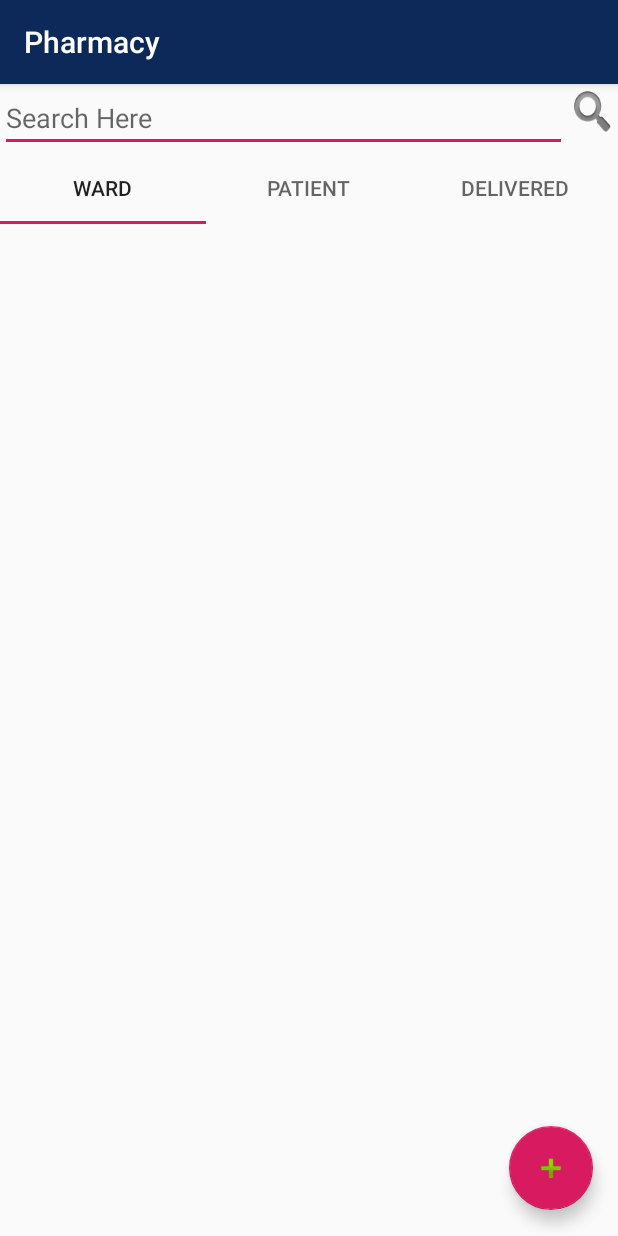
After one commit to AgnellusX1/BVH-PharmacyApp, an Android app: the WardTab screen opened directly, with no data from a screen before it, on a phone screen of 412 x 824 dp. The commit adds this screen. Run offline under Robolectric (Android 15) with nearby library versions, the phone set to English and light mode, and no system bars; libraries missing offline, so code that uses them is left out: net.sourceforge.jtds.

Commit message:
ADDED:Delivery and Ward Tabs

```diff
--- /dev/null
+++ b/app/src/main/java/com/agnellusx1/pharmacy/Adapters/DeliveredAdapter.java
@@ -0,0 +1,4 @@
+package com.agnellusx1.pharmacy.Adapters;
+
+public class DeliveredAdapter {
+}
--- /dev/null
+++ b/app/src/main/java/com/agnellusx1/pharmacy/Adapters/WardAdapter.java
@@ -0,0 +1,4 @@
+package com.agnellusx1.pharmacy.Adapters;
+
+public class WardAdapter {
+}
--- a/app/src/main/java/com/agnellusx1/pharmacy/AddItems.java
+++ b/app/src/main/java/com/agnellusx1/pharmacy/AddItems.java
@@ -14,7 +14,6 @@ import android.os.Bundle;
 import android.util.Log;
 import android.widget.Toast;
 
-import com.agnellusx1.pharmacy.Tabs.NormalTab;
 import com.google.zxing.Result;
 
 import java.sql.Connection;
--- a/app/src/main/java/com/agnellusx1/pharmacy/DashboardList.java
+++ b/app/src/main/java/com/agnellusx1/pharmacy/DashboardList.java
@@ -4,20 +4,18 @@ package com.agnellusx1.pharmacy;
 import android.os.Bundle;
 
 import androidx.fragment.app.Fragment;
-import androidx.recyclerview.widget.LinearLayoutManager;
 import androidx.viewpager.widget.ViewPager;
 
 import android.view.LayoutInflater;
 import android.view.View;
 import android.view.ViewGroup;
-import android.widget.SearchView;
 import android.widget.Toast;
 
-import com.agnellusx1.pharmacy.Adapters.NormalAdapter;
 import com.agnellusx1.pharmacy.Adapters.OrderSample;
 import com.agnellusx1.pharmacy.Adapters.TabAdapter;
-import com.agnellusx1.pharmacy.Tabs.FastTrackTab;
-import com.agnellusx1.pharmacy.Tabs.NormalTab;
+import com.agnellusx1.pharmacy.Tabs.DeliveredTab;
+import com.agnellusx1.pharmacy.Tabs.WardTab;
+import com.agnellusx1.pharmacy.Tabs.PatientTab;
 import com.google.android.material.tabs.TabLayout;
 
 import java.sql.Connection;
@@ -73,7 +71,7 @@ public class DashboardList extends Fragment {
                                 );
 
                                 itemList.add(orderSample);
-//                                mNormalAdapter=new NormalAdapter(getContext(),itemList);
+//                                mNormalAdapter=new PatientAdapter(getContext(),itemList);
 //                                mRecyclerView.setAdapter(mNormalAdapter);
                             }catch(Exception ex){
                                 ex.printStackTrace();
@@ -112,8 +110,9 @@ public class DashboardList extends Fragment {
 
     public void setupViewPager(ViewPager viewPager){
         TabAdapter adapter= new TabAdapter(this.getChildFragmentManager());
-        adapter.AddTab(new FastTrackTab(),"Fast Track");
-        adapter.AddTab(new NormalTab(),"Normal");
+        adapter.AddTab(new WardTab(),"Ward");
+        adapter.AddTab(new PatientTab(),"Patient");
+        adapter.AddTab(new DeliveredTab(),"Delivered");
         viewPager.setAdapter(adapter);
 
     }
--- a/app/src/main/java/com/agnellusx1/pharmacy/Tabs/FastTrackTab.java
+++ b/app/src/main/java/com/agnellusx1/pharmacy/Tabs/DeliveredTab.java
@@ -14,10 +14,10 @@ import com.agnellusx1.pharmacy.R;
 /**
  * A simple {@link Fragment} subclass.
  */
-public class FastTrackTab extends Fragment {
+public class DeliveredTab extends Fragment {
 
 
-    public FastTrackTab() {
+    public DeliveredTab() {
         // Required empty public constructor
     }
 
@@ -26,7 +26,7 @@ public class FastTrackTab extends Fragment {
     public View onCreateView(LayoutInflater inflater, ViewGroup container,
                              Bundle savedInstanceState) {
         // Inflate the layout for this fragment
-        return inflater.inflate(R.layout.fragment_fast_track_tab, container, false);
+        return inflater.inflate(R.layout.fragment_dilevered_tab, container, false);
     }
 
 }
--- a/app/src/main/java/com/agnellusx1/pharmacy/Tabs/NormalTab.java
+++ b/app/src/main/java/com/agnellusx1/pharmacy/Tabs/PatientTab.java
@@ -1,31 +1,21 @@
 package com.agnellusx1.pharmacy.Tabs;
 
 
-import android.content.Context;
-import android.content.Intent;
-import android.os.AsyncTask;
 import android.os.Bundle;
 
-import androidx.annotation.NonNull;
 import androidx.fragment.app.Fragment;
-import androidx.fragment.app.FragmentTransaction;
 import androidx.recyclerview.widget.LinearLayoutManager;
 import androidx.recyclerview.widget.RecyclerView;
 import androidx.swiperefreshlayout.widget.SwipeRefreshLayout;
 
-import android.util.Log;
 import android.view.LayoutInflater;
 import android.view.View;
 import android.view.ViewGroup;
-import android.widget.TextView;
 import android.widget.Toast;
 
-import com.agnellusx1.pharmacy.Adapters.NormalAdapter;
+import com.agnellusx1.pharmacy.Adapters.PatientAdapter;
 import com.agnellusx1.pharmacy.Adapters.OrderSample;
-import com.agnellusx1.pharmacy.AddItems;
 import com.agnellusx1.pharmacy.DBconnect;
-import com.agnellusx1.pharmacy.Dashboard;
-import com.agnellusx1.pharmacy.DashboardList;
 import com.agnellusx1.pharmacy.R;
 
 import java.sql.Connection;
@@ -33,19 +23,18 @@ import java.sql.ResultSet;
 import java.sql.SQLException;
 import java.sql.Statement;
 import java.util.ArrayList;
-import java.util.List;
 
 /**
  * A simple {@link Fragment} subclass.
  */
-public class NormalTab extends Fragment {
+public class PatientTab extends Fragment {
     ArrayList<OrderSample>itemList;
     private RecyclerView mRecyclerView;
-    NormalAdapter mNormalAdapter;
+    PatientAdapter mPatientAdapter;
     SwipeRefreshLayout mRefreshLayout;
 
 
-    public NormalTab() {
+    public PatientTab() {
         // Required empty public constructor
     }
 
@@ -90,8 +79,8 @@ public class NormalTab extends Fragment {
                                 );
 
                                 itemList.add(orderSample);
-                                mNormalAdapter=new NormalAdapter(getContext(),itemList);
-                                mRecyclerView.setAdapter(mNormalAdapter);
+                                mPatientAdapter =new PatientAdapter(getContext(),itemList);
+                                mRecyclerView.setAdapter(mPatientAdapter);
 
                             }catch(Exception ex){
                                 ex.printStackTrace();
@@ -114,14 +103,14 @@ public class NormalTab extends Fragment {
 //            public void onRefresh() {
 //                Intent intent=new Intent(getContext(), Dashboard.class);
 //                startActivity(intent);
-////                mNormalAdapter=new NormalAdapter(getContext(),itemList);
-////                mRecyclerView.setAdapter(mNormalAdapter);
+////                mPatientAdapter=new PatientAdapter(getContext(),itemList);
+////                mRecyclerView.setAdapter(mPatientAdapter);
 //                mRefreshLayout.setRefreshing(false);
 //            }
 //        });
 
-//        mNormalAdapter=new NormalAdapter(getContext(),itemList);
-//        mRecyclerView.setAdapter(mNormalAdapter);
+//        mPatientAdapter=new PatientAdapter(getContext(),itemList);
+//        mRecyclerView.setAdapter(mPatientAdapter);
         return view;
 
     }
--- /dev/null
+++ b/app/src/main/java/com/agnellusx1/pharmacy/Tabs/WardTab.java
@@ -0,0 +1,32 @@
+package com.agnellusx1.pharmacy.Tabs;
+
+
+import android.os.Bundle;
+
+import androidx.fragment.app.Fragment;
+
+import android.view.LayoutInflater;
+import android.view.View;
+import android.view.ViewGroup;
+
+import com.agnellusx1.pharmacy.R;
+
+/**
+ * A simple {@link Fragment} subclass.
+ */
+public class WardTab extends Fragment {
+
+
+    public WardTab() {
+        // Required empty public constructor
+    }
+
+
+    @Override
+    public View onCreateView(LayoutInflater inflater, ViewGroup container,
+                             Bundle savedInstanceState) {
+        // Inflate the layout for this fragment
+        return inflater.inflate(R.layout.fragment_ward_tab, container, false);
+    }
+
+}
--- a/app/src/main/res/layout/fragment_normal_tab.xml
+++ b/app/src/main/res/layout/fragment_normal_tab.xml
@@ -8,7 +8,7 @@
     xmlns:tools="http://schemas.android.com/tools"
     android:layout_width="match_parent"
     android:layout_height="match_parent"
-    tools:context=".Tabs.NormalTab">
+    tools:context=".Tabs.PatientTab">
         <androidx.recyclerview.widget.RecyclerView
             android:id="@+id/normalList"
             android:layout_width="match_parent"
--- /dev/null
+++ b/app/src/main/res/layout/fragment_ward_tab.xml
@@ -0,0 +1,12 @@
+<?xml version="1.0" encoding="utf-8"?>
+<FrameLayout xmlns:android="http://schemas.android.com/apk/res/android"
+    xmlns:tools="http://schemas.android.com/tools"
+    android:layout_width="match_parent"
+    android:layout_height="match_parent"
+    tools:context=".Tabs.WardTab">
+
+    <androidx.recyclerview.widget.RecyclerView
+        android:id="@+id/fastlist"
+        android:layout_width="match_parent"
+        android:layout_height="match_parent" />
+</FrameLayout>
```
Also changed, not shown: app/build.gradle (+47 -0 lines), app/src/main/java/com/agnellusx1/pharmacy/Adapters/PatientAdapter.java (renamed from app/src/main/java/com/agnellusx1/pharmacy/Adapters/NormalAdapter.java, +6 -14 lines), app/src/main/java/com/agnellusx1/pharmacy/Dashboard.java (+0 -14 lines), app/src/main/res/layout/fragment_dilevered_tab.xml (renamed from app/src/main/res/layout/fragment_fast_track_tab.xml, +6 -4 lines), app/src/main/res/drawable/searchicon.png (added), app/src/main/res/layout/patient_card.xml (renamed from app/src/main/res/layout/normal_card.xml).
